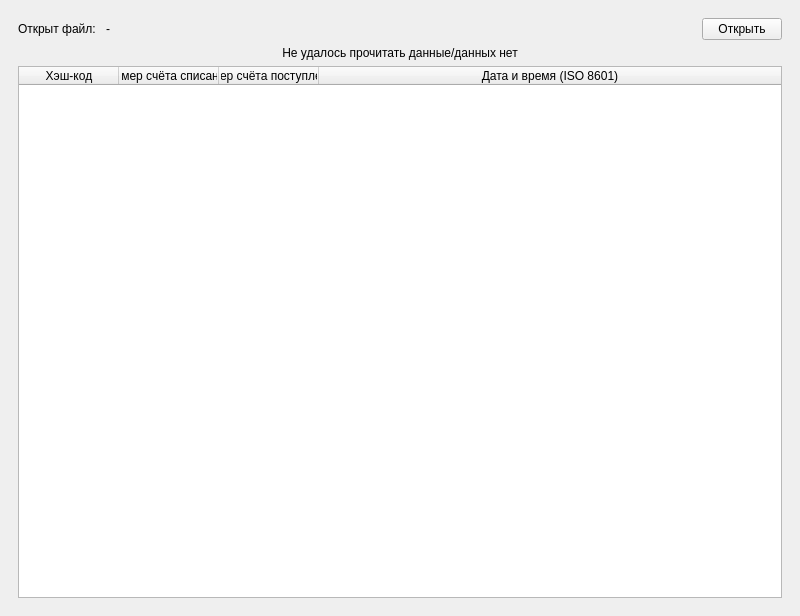
Above: mainwindow.ui from SerdukovaPolina/211_331_Serdukova before the change. Below: the same form after it.
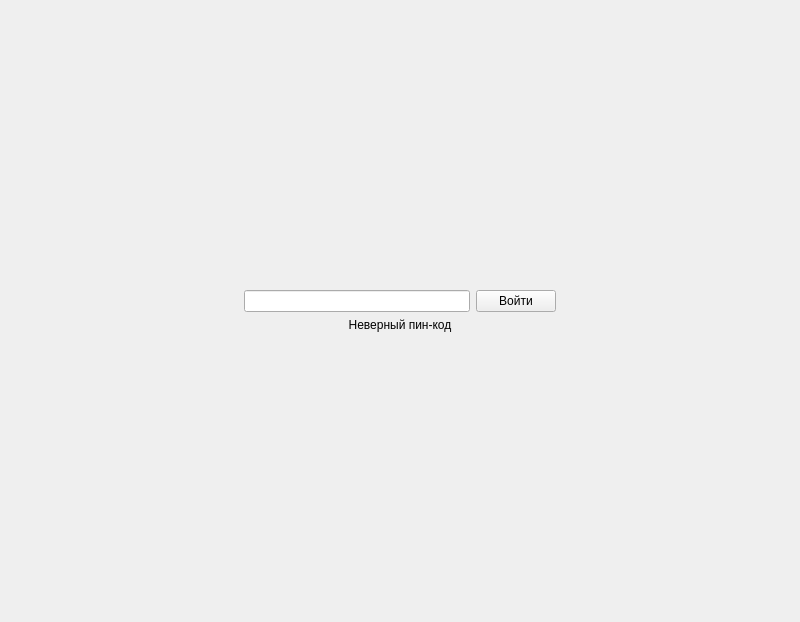
That is the form after the change.

Diff of the .ui file:
```diff
--- a/mainwindow.ui
+++ b/mainwindow.ui
@@ -7,7 +7,7 @@
     <x>0</x>
     <y>0</y>
     <width>800</width>
-    <height>600</height>
+    <height>622</height>
    </rect>
   </property>
   <property name="sizePolicy">
@@ -118,6 +118,86 @@
         </item>
        </layout>
       </widget>
+      <widget class="QWidget" name="Pin_page">
+       <layout class="QGridLayout" name="gridLayout_3">
+        <item row="2" column="0">
+         <widget class="QLabel" name="wrong_pin">
+          <property name="text">
+           <string>Неверный пин-код</string>
+          </property>
+          <property name="alignment">
+           <set>Qt::AlignmentFlag::AlignCenter</set>
+          </property>
+         </widget>
+        </item>
+        <item row="1" column="0">
+         <layout class="QHBoxLayout" name="horizontalLayout_3">
+          <item>
+           <spacer name="horizontalSpacer_3">
+            <property name="orientation">
+             <enum>Qt::Orientation::Horizontal</enum>
+            </property>
+            <property name="sizeHint" stdset="0">
+             <size>
+              <width>40</width>
+              <height>20</height>
+             </size>
+            </property>
+           </spacer>
+          </item>
+          <item>
+           <widget class="QLineEdit" name="pin"/>
+          </item>
+          <item>
+           <widget class="QPushButton" name="check_pin">
+            <property name="text">
+             <string>Войти</string>
+            </property>
+           </widget>
+          </item>
+          <item>
+           <spacer name="horizontalSpacer_4">
+            <property name="orientation">
+             <enum>Qt::Orientation::Horizontal</enum>
+            </property>
+            <property name="sizeHint" stdset="0">
+             <size>
+              <width>40</width>
+              <height>20</height>
+             </size>
+            </property>
+           </spacer>
+          </item>
+         </layout>
+        </item>
+        <item row="0" column="0">
+         <spacer name="verticalSpacer_3">
+          <property name="orientation">
+           <enum>Qt::Orientation::Vertical</enum>
+          </property>
+          <property name="sizeHint" stdset="0">
+           <size>
+            <width>20</width>
+            <height>40</height>
+           </size>
+          </property>
+         </spacer>
+        </item>
+        <item row="3" column="0">
+         <spacer name="verticalSpacer_4">
+          <property name="orientation">
+           <enum>Qt::Orientation::Vertical</enum>
+          </property>
+          <property name="sizeHint" stdset="0">
+           <size>
+            <width>20</width>
+            <height>40</height>
+           </size>
+          </property>
+         </spacer>
+        </item>
+       </layout>
+      </widget>
       <widget class="QWidget" name="Data_page">
        <property name="sizePolicy">
         <sizepolicy hsizetype="Expanding" vsizetype="Expanding">
```
